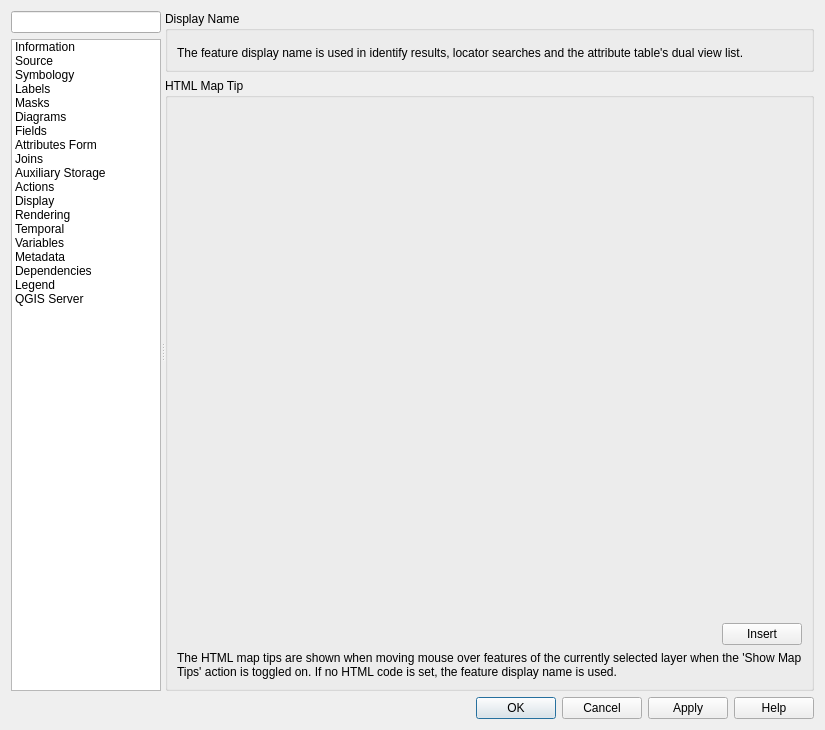
Old version of the form src/ui/qgsvectorlayerpropertiesbase.ui in the repository nextgis/nextgisqgis.
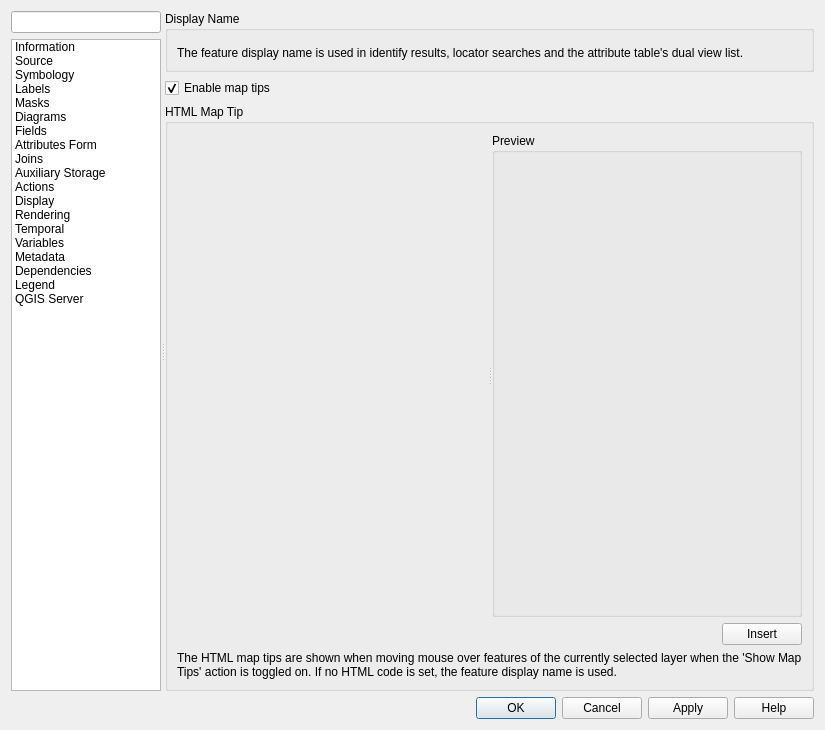
New version of the form. The open tabs and pages were chosen to show the change. Icons and pictures are not drawn. Custom widgets are drawn as their Qt base class.

```diff
--- a/src/ui/qgsvectorlayerpropertiesbase.ui
+++ b/src/ui/qgsvectorlayerpropertiesbase.ui
@@ -1449,7 +1449,20 @@
                </widget>
               </item>
               <item row="1" column="0">
-               <widget class="QGroupBox" name="groupBox_2">
+               <widget class="QCheckBox" name="mEnableMapTips">
+                <property name="toolTip">
+                 <string>Indicates whether map tips are displayed for this layer or not</string>
+                </property>
+                <property name="text">
+                 <string>Enable map tips</string>
+                </property>
+                <property name="checked">
+                 <bool>true</bool>
+                </property>
+               </widget>
+              </item>
+              <item row="2" column="0">
+               <widget class="QGroupBox" name="mHtmlMapTipGroupBox">
                 <property name="sizePolicy">
                  <sizepolicy hsizetype="Preferred" vsizetype="MinimumExpanding">
                   <horstretch>0</horstretch>
@@ -1460,7 +1473,45 @@
                  <string>HTML Map Tip</string>
                 </property>
                 <layout class="QGridLayout" name="gridLayout_8">
-                 <item row="1" column="2">
+                 <item row="0" column="0" colspan="2">
+                  <widget class="QSplitter" name="mMapTipSplitter">
+                   <property name="sizePolicy">
+                    <sizepolicy hsizetype="Expanding" vsizetype="Expanding">
+                     <horstretch>0</horstretch>
+                     <verstretch>0</verstretch>
+                    </sizepolicy>
+                   </property>
+                   <property name="orientation">
+                    <enum>Qt::Horizontal</enum>
+                   </property>
+                   <widget class="QgsCodeEditorHTML" name="mMapTipWidget" native="true">
+                    <property name="sizePolicy">
+                     <sizepolicy hsizetype="Preferred" vsizetype="MinimumExpanding">
+                      <horstretch>0</horstretch>
+                      <verstretch>0</verstretch>
+                     </sizepolicy>
+                    </property>
+                    <property name="minimumSize">
+                     <size>
+                      <width>100</width>
+                      <height>100</height>
+                     </size>
+                    </property>
+                   </widget>
+                   <widget class="QGroupBox" name="mMapTipPreviewContainer">
+                    <property name="minimumSize">
+                     <size>
+                      <width>100</width>
+                      <height>100</height>
+                     </size>
+                    </property>
+                    <property name="title">
+                     <string>Preview</string>
+                    </property>
+                   </widget>
+                  </widget>
+                 </item>
+                 <item row="1" column="1">
                   <widget class="QPushButton" name="mInsertExpressionButton">
                    <property name="sizePolicy">
                     <sizepolicy hsizetype="Fixed" vsizetype="Fixed">
@@ -1476,33 +1527,7 @@
                    </property>
                   </widget>
                  </item>
-                 <item row="0" column="0" colspan="3">
-                  <widget class="QgsCodeEditorHTML" name="mMapTipWidget" native="true">
-                   <property name="sizePolicy">
-                    <sizepolicy hsizetype="Preferred" vsizetype="MinimumExpanding">
-                     <horstretch>0</horstretch>
-                     <verstretch>0</verstretch>
-                    </sizepolicy>
-                   </property>
-                   <property name="minimumSize">
-                    <size>
-                     <width>0</width>
-                     <height>100</height>
-                    </size>
-                   </property>
-                  </widget>
-                 </item>
-                 <item row="1" column="0" colspan="2">
-                  <widget class="QgsFieldExpressionWidget" name="mMapTipExpressionFieldWidget" native="true">
-                   <property name="focusPolicy">
-                    <enum>Qt::StrongFocus</enum>
-                   </property>
-                   <property name="toolTip">
-                    <string>The valid attribute names for this layer</string>
-                   </property>
-                  </widget>
-                 </item>
-                 <item row="3" column="0" colspan="3">
+                 <item row="2" column="0" colspan="2">
                   <widget class="QLabel" name="labelMapTipInfo">
                    <property name="text">
                     <string>The HTML map tips are shown when moving mouse over features of the currently selected layer when the 'Show Map Tips' action is toggled on. If no HTML code is set, the feature display name is used.</string>
```
Left out of the diff: 36 changed lines with no effect on the pictures.
